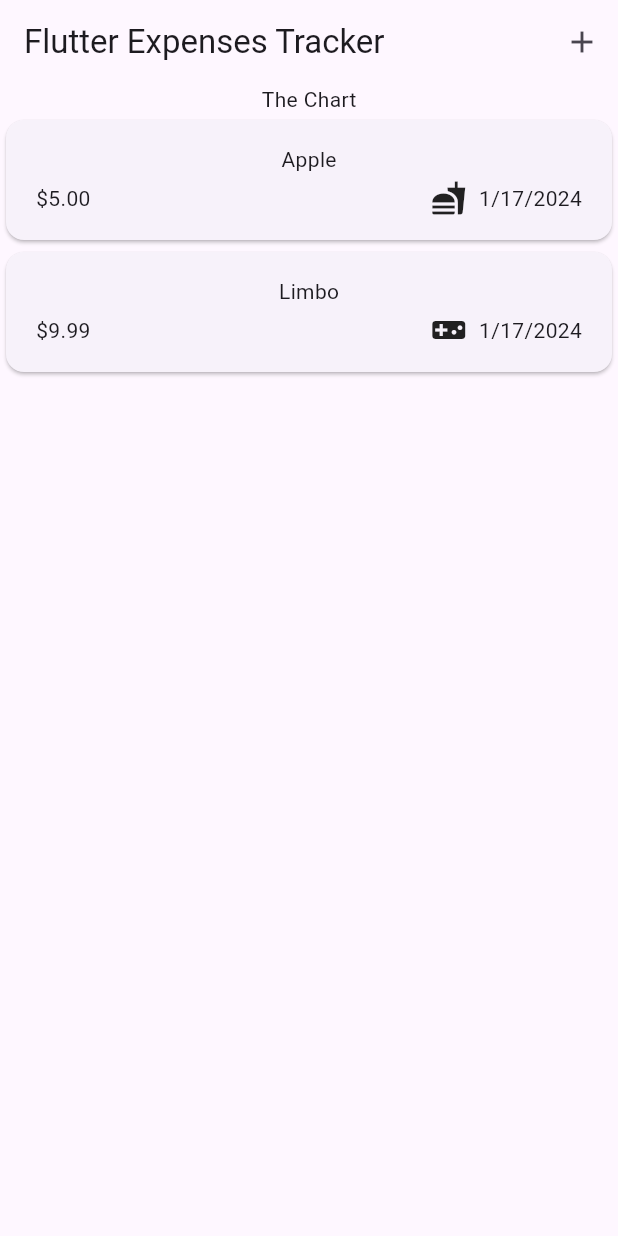
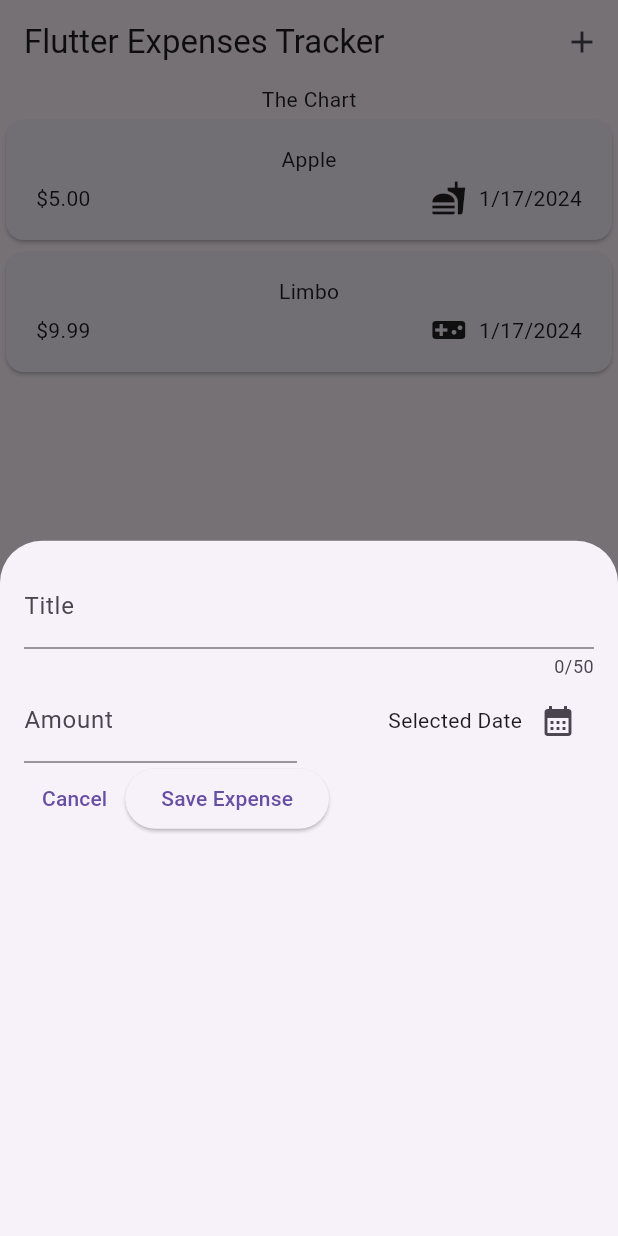
Before and after one commit to sibeux/flutter_mobile, a Flutter app: the screen it shows after launch, after a tap on the "add" icon, on a phone screen of 412 x 824 dp. Run offline on Flutter 3.47's test engine with Material 2 defaults, Android fonts, the light colour scheme and no system bars; our stand-ins replace google_fonts.

Commit message:
Add new expense widget and functionality

```diff
--- a/lib/udemy_max/expenses_track/widgets/expenses.dart
+++ b/lib/udemy_max/expenses_track/widgets/expenses.dart
@@ -1,6 +1,7 @@
 import 'package:flutter/material.dart';
 import 'package:flutter_mobile/udemy_max/expenses_track/widgets/expenses_list/expenses_list.dart';
 import 'package:flutter_mobile/udemy_max/expenses_track/models/expense.dart';
+import 'package:flutter_mobile/udemy_max/expenses_track/widgets/new_expense.dart';
 
 class Expenses extends StatefulWidget {
   const Expenses({super.key});
@@ -25,6 +26,15 @@
         category: Category.game),
   ];
 
+  void _openAddExpenseOverlay(BuildContext context) {
+    showModalBottomSheet(
+      context: context,
+      builder: (ctx) {
+        return const NewExpense();
+      },
+    );
+  }
+
   @override
   Widget build(BuildContext context) {
     return Scaffold(
@@ -32,7 +42,7 @@
         title: const Text('Flutter Expenses Tracker'),
         actions: [
           IconButton(
-            onPressed: () {},
+            onPressed: () => _openAddExpenseOverlay(context),
             icon: const Icon(Icons.add),
           ),
         ],
--- /dev/null
+++ b/lib/udemy_max/expenses_track/widgets/new_expense.dart
@@ -0,0 +1,97 @@
+import 'package:flutter/material.dart';
+
+class NewExpense extends StatefulWidget {
+  const NewExpense({Key? key}) : super(key: key);
+
+  @override
+  State<NewExpense> createState() {
+    return _NewExpenseState();
+  }
+}
+
+class _NewExpenseState extends State<NewExpense> {
+  final _titleController = TextEditingController();
+  final _amountController = TextEditingController();
+
+  void _presentDatePicker() {
+    showDatePicker(
+      context: context,
+      initialDate: DateTime.now(),
+      firstDate: DateTime(
+          DateTime.now().year - 1, DateTime.now().month, DateTime.now().day),
+      lastDate: DateTime.now(),
+    );
+  }
+
+  @override
+  void dispose() {
+    _titleController.dispose();
+    _amountController.dispose();
+    super.dispose();
+  }
+
+  @override
+  Widget build(BuildContext context) {
+    return Padding(
+      padding: const EdgeInsets.all(16),
+      child: Column(
+        children: [
+          TextField(
+            controller: _titleController,
+            maxLength: 50,
+            decoration: const InputDecoration(
+              label: Text("Title"),
+            ),
+          ),
+          Row(
+            children: [
+              Expanded(
+                child: TextField(
+                  controller: _amountController,
+                  keyboardType: TextInputType.number,
+                  decoration: const InputDecoration(
+                    prefixText: "\$ ",
+                    label: Text("Amount"),
+                  ),
+                ),
+              ),
+              const SizedBox(width: 16),
+              Expanded(
+                child: Row(
+                  mainAxisAlignment: MainAxisAlignment.end,
+                  crossAxisAlignment: CrossAxisAlignment.center,
+                  children: [
+                    const Text('Selected Date'),
+                    IconButton(
+                      onPressed: () {
+                        _presentDatePicker();
+                      },
+                      icon: const Icon(Icons.calendar_month),
+                    ),
+                  ],
+                ),
+              ),
+            ],
+          ),
+          Row(
+            children: [
+              TextButton(
+                onPressed: () {
+                  Navigator.pop(context);
+                },
+                child: const Text('Cancel'),
+              ),
+              ElevatedButton(
+                onPressed: () {
+                  print(_titleController.text);
+                  print(_amountController.text);
+                },
+                child: const Text('Save Expense'),
+              ),
+            ],
+          )
+        ],
+      ),
+    );
+  }
+}
```
